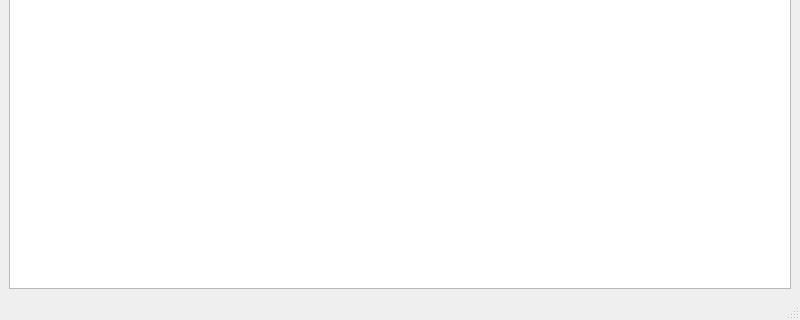
Old version of the form mainwindow.ui in the repository OlegGavri/RReader; both pictures show x 0 to 800 and y 280 to 600 of the 800 by 600 pixel window.
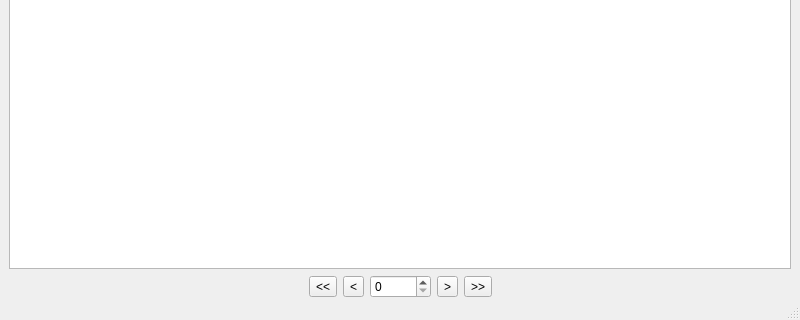
New version of the form. Icons and pictures are not drawn.

Commit message:
Add navigation buttons in mainwindow.
Do not add handlers for its.

```diff
--- a/mainwindow.ui
+++ b/mainwindow.ui
@@ -15,9 +15,108 @@
   </property>
   <widget class="QWidget" name="centralwidget">
    <layout class="QVBoxLayout" name="verticalLayout">
+    <property name="bottomMargin">
+     <number>0</number>
+    </property>
     <item>
      <widget class="QGraphicsView" name="graphicsView"/>
     </item>
+    <item>
+     <layout class="QHBoxLayout" name="horizontalLayout">
+      <item>
+       <spacer name="horizontalSpacer">
+        <property name="orientation">
+         <enum>Qt::Horizontal</enum>
+        </property>
+        <property name="sizeHint" stdset="0">
+         <size>
+          <width>40</width>
+          <height>20</height>
+         </size>
+        </property>
+       </spacer>
+      </item>
+      <item>
+       <widget class="QToolButton" name="toolButtonFirstPage">
+        <property name="text">
+         <string>&lt;&lt;</string>
+        </property>
+        <property name="icon">
+         <iconset theme="go-first">
+          <normaloff>.</normaloff>.</iconset>
+        </property>
+       </widget>
+      </item>
+      <item>
+       <widget class="QToolButton" name="toolButtonPrevPage">
+        <property name="text">
+         <string>&lt;</string>
+        </property>
+        <property name="icon">
+         <iconset theme="go-previous">
+          <normaloff>.</normaloff>.</iconset>
+        </property>
+       </widget>
+      </item>
+      <item>
+       <widget class="QSpinBox" name="spinBoxPageNum">
+        <property name="sizePolicy">
+         <sizepolicy hsizetype="Preferred" vsizetype="Fixed">
+          <horstretch>0</horstretch>
+          <verstretch>0</verstretch>
+         </sizepolicy>
+        </property>
+        <property name="minimumSize">
+         <size>
+          <width>0</width>
+          <height>0</height>
+         </size>
+        </property>
+        <property name="minimum">
+         <number>0</number>
+        </property>
+        <property name="maximum">
+         <number>10000</number>
+        </property>
+       </widget>
+      </item>
+      <item>
+       <widget class="QToolButton" name="toolButtonNextPage">
+        <property name="text">
+         <string>&gt;</string>
+        </property>
+        <property name="icon">
+         <iconset theme="go-next">
+          <normaloff>.</normaloff>.</iconset>
+        </property>
+       </widget>
+      </item>
+      <item>
+       <widget class="QToolButton" name="toolButtonLastPage">
+        <property name="text">
+         <string>&gt;&gt;</string>
+        </property>
+        <property name="icon">
+         <iconset theme="go-last">
+          <normaloff>.</normaloff>.</iconset>
+        </property>
+       </widget>
+      </item>
+      <item>
+       <spacer name="horizontalSpacer_2">
+        <property name="orientation">
+         <enum>Qt::Horizontal</enum>
+        </property>
+        <property name="sizeHint" stdset="0">
+         <size>
+          <width>40</width>
+          <height>20</height>
+         </size>
+        </property>
+       </spacer>
+      </item>
+     </layout>
+    </item>
    </layout>
   </widget>
   <widget class="QMenuBar" name="menubar">
```
